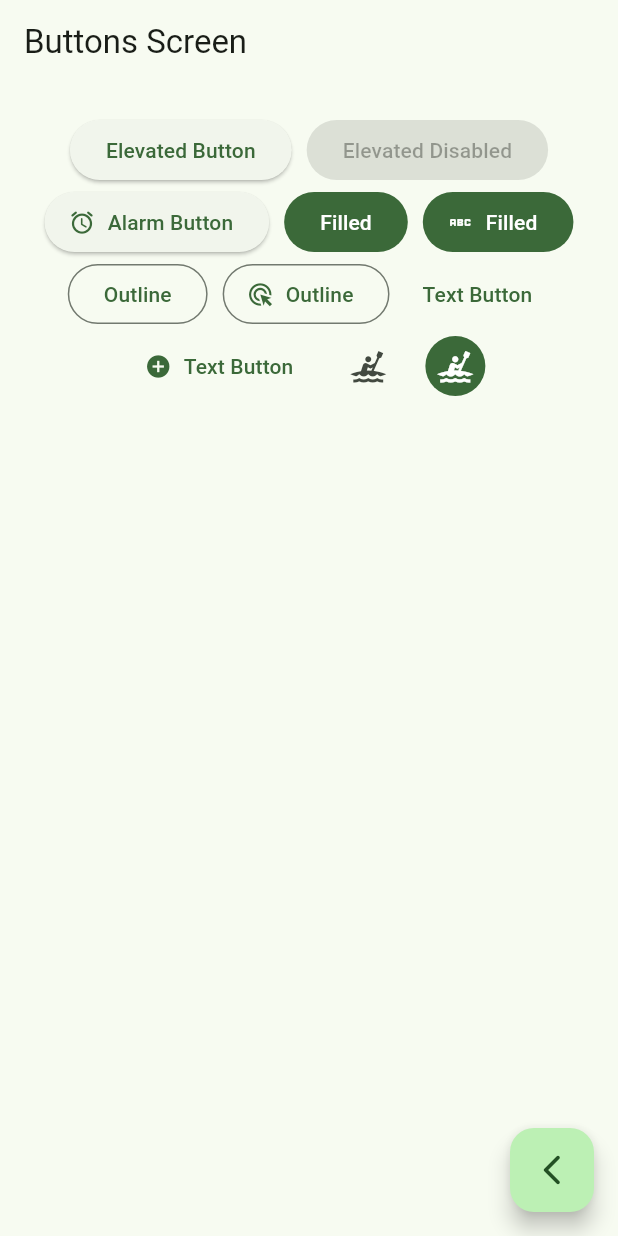
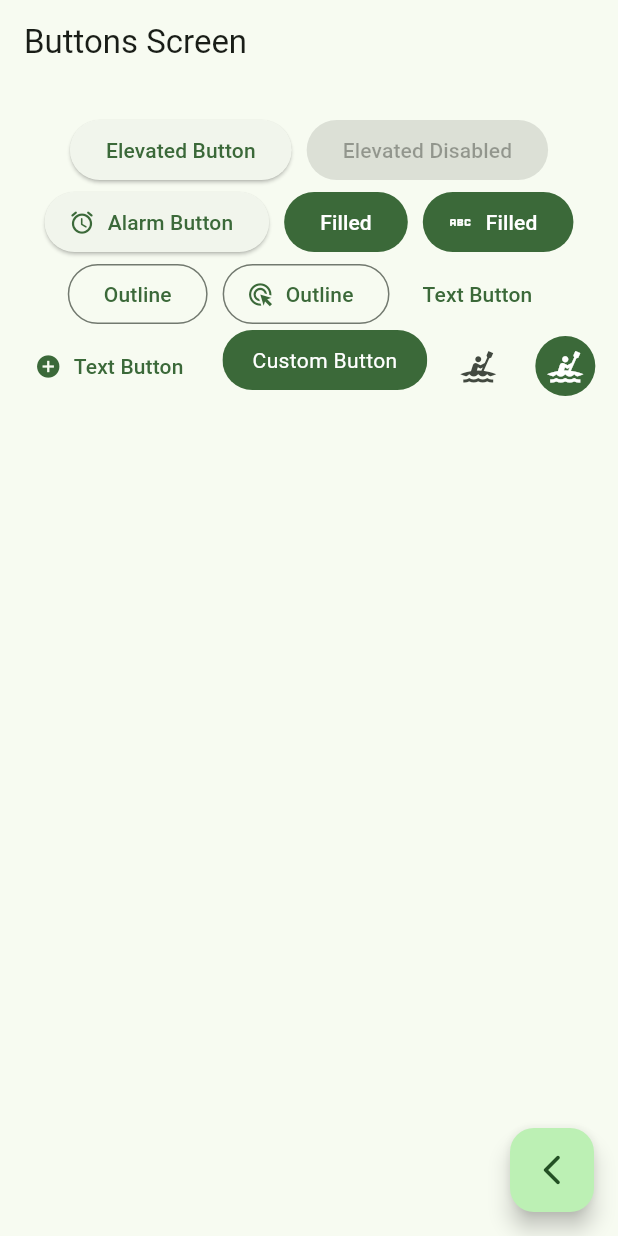
Before and after one commit to SoloBugs/my_flutter_journey, a Flutter app: the ButtonsScreen screen opened by its route, on a phone screen of 412 x 824 dp. Run offline on Flutter 3.47's test engine with Material 2 defaults, Android fonts, the light colour scheme and no system bars; our stand-ins replace animate_do, dio, go_router, video_player.

Commit message:
Boton Personalizado

```diff
--- a/witgets_app/lib/presentation/screens/buttons/buttons_screen.dart
+++ b/witgets_app/lib/presentation/screens/buttons/buttons_screen.dart
@@ -60,9 +60,7 @@
                 onPressed: () {},
                 icon: const Icon(Icons.add_circle),
                 label: const Text('Text Button')),
-
-            //TODO Custom Button
-
+            const CustomBotton(),
             IconButton(
                 onPressed: () {}, icon: const Icon(Icons.kayaking_sharp)),
             IconButton(
@@ -77,3 +75,26 @@
     );
   }
 }
+
+class CustomBotton extends StatelessWidget {
+  const CustomBotton({super.key});
+
+  @override
+  Widget build(BuildContext context) {
+    final colors = Theme.of(context).colorScheme;
+
+    return ClipRRect(
+      borderRadius: BorderRadius.circular(20),
+      child: Material(
+        color: colors.primary,
+        child: InkWell(
+          onTap: () {},
+          child: const Padding(
+            padding: EdgeInsets.symmetric(horizontal: 20, vertical: 10),
+            child: Text('Custom Button', style: TextStyle(color: Colors.white)),
+          ),
+        ),
+      ),
+    );
+  }
+}
```
